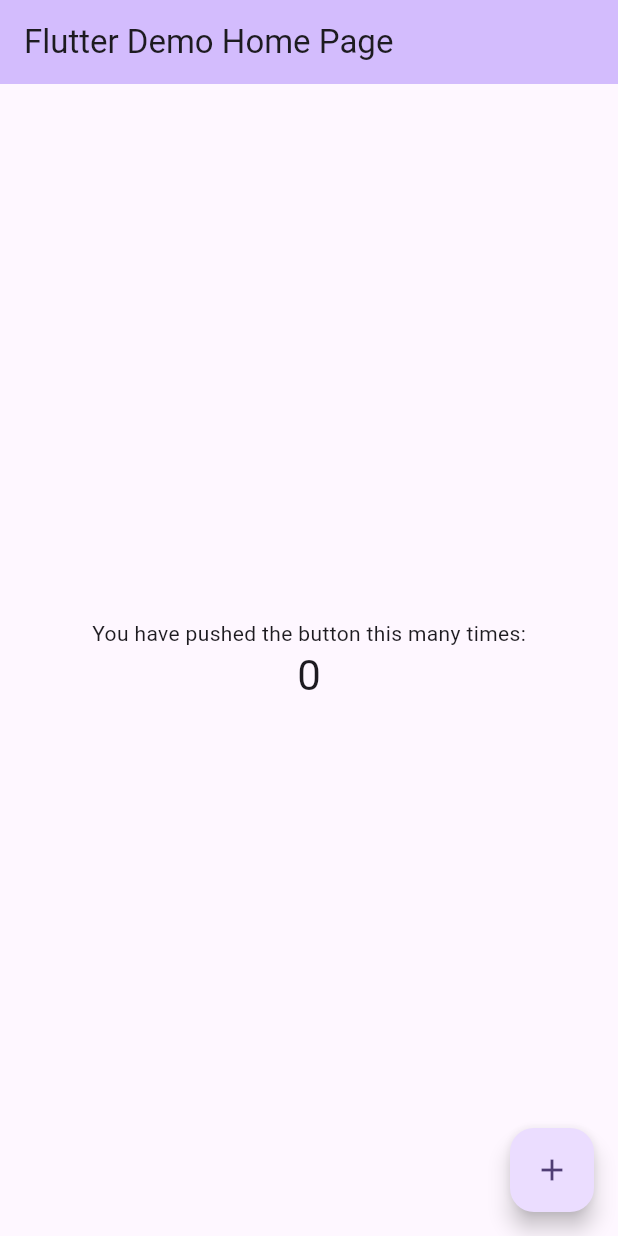
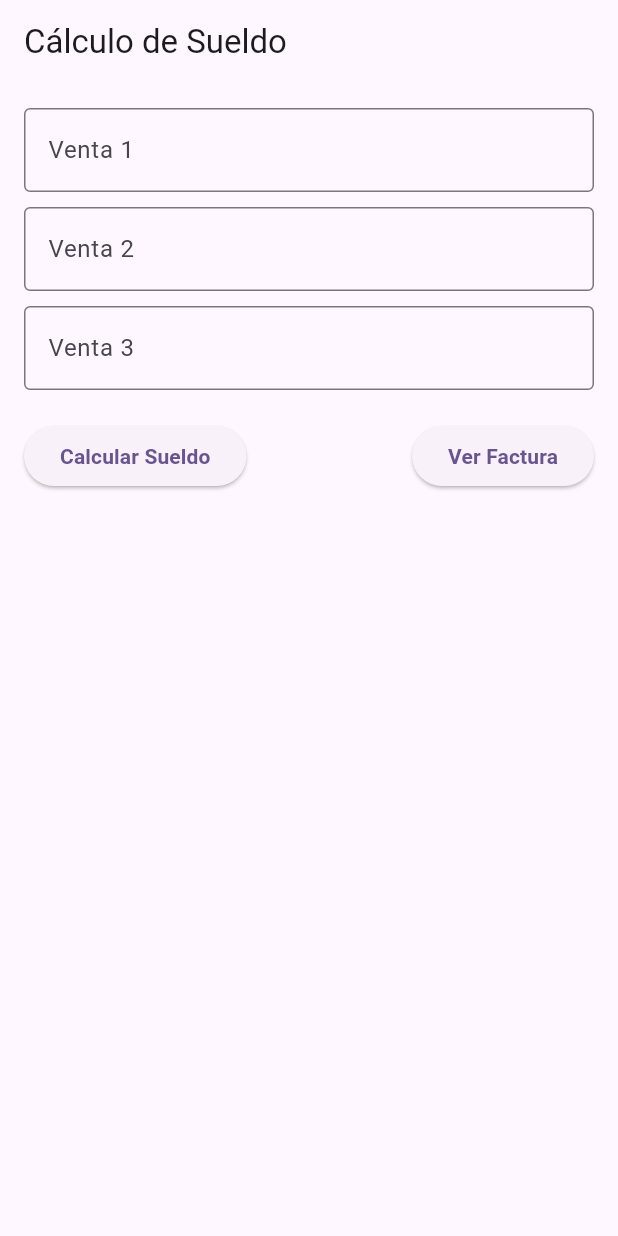
Before and after one commit to IMarcusDev/Laboratorio2_27843_moviles, a Flutter app: the screen it shows after launch, on a phone screen of 412 x 824 dp. Run offline on Flutter 3.47's test engine with Material 3 defaults, Android fonts, the phone set to English and light mode, and no system bars.

Commit message:
Ejercicio 1

```diff
--- a/lib/main.dart
+++ b/lib/main.dart
@@ -1,4 +1,6 @@
 import 'package:flutter/material.dart';
+import 'package:laboratorio2_app/views/ej1_calcular_sueldo.dart';
+import 'package:laboratorio2_app/views/resultado_view.dart';
 
 void main() {
   runApp(const MyApp());
@@ -11,7 +13,7 @@
   @override
   Widget build(BuildContext context) {
     return MaterialApp(
-      title: 'Flutter Demo',
+      title: 'Tarea 2',
       theme: ThemeData(
         // This is the theme of your application.
         //
@@ -30,93 +32,19 @@
         // tested with just a hot reload.
         colorScheme: ColorScheme.fromSeed(seedColor: Colors.deepPurple),
       ),
-      home: const MyHomePage(title: 'Flutter Demo Home Page'),
+      // home: const MyHomePage(title: 'Flutter Demo Home Page'),
+      initialRoute: '/',
+      routes: {
+        // Añadir rutas de otros ejercicios
+        '/': (context) => Ej1CalcularSueldo(),
+        '/ej1/': (context) => Ej1CalcularSueldo(),
+        '/ej1/sueldo': (context) => ResultadoView(),
+        '/ej1/factura': (context) => ResultadoView(),
+        '/ej4_1/': (context) => Ej1CalcularSueldo(),
+        '/ej4_2/': (context) => Ej1CalcularSueldo(),
+        '/ej4_3/': (context) => Ej1CalcularSueldo(),
+        '/ej4_8/': (context) => Ej1CalcularSueldo(),
+      },
     );
   }
 }
-
-class MyHomePage extends StatefulWidget {
-  const MyHomePage({super.key, required this.title});
-
-  // This widget is the home page of your application. It is stateful, meaning
-  // that it has a State object (defined below) that contains fields that affect
-  // how it looks.
-
-  // This class is the configuration for the state. It holds the values (in this
-  // case the title) provided by the parent (in this case the App widget) and
-  // used by the build method of the State. Fields in a Widget subclass are
-  // always marked "final".
-
-  final String title;
-
-  @override
-  State<MyHomePage> createState() => _MyHomePageState();
-}
-
-class _MyHomePageState extends State<MyHomePage> {
-  int _counter = 0;
-
-  void _incrementCounter() {
-    setState(() {
-      // This call to setState tells the Flutter framework that something has
-      // changed in this State, which causes it to rerun the build method below
-      // so that the display can reflect the updated values. If we changed
-      // _counter without calling setState(), then the build method would not be
-      // called again, and so nothing would appear to happen.
-      _counter++;
-    });
-  }
-
-  @override
-  Widget build(BuildContext context) {
-    // This method is rerun every time setState is called, for instance as done
-    // by the _incrementCounter method above.
-    //
-    // The Flutter framework has been optimized to make rerunning build methods
-    // fast, so that you can just rebuild anything that needs updating rather
-    // than having to individually change instances of widgets.
-    return Scaffold(
-      appBar: AppBar(
-        // TRY THIS: Try changing the color here to a specific color (to
-        // Colors.amber, perhaps?) and trigger a hot reload to see the AppBar
-        // change color while the other colors stay the same.
-        backgroundColor: Theme.of(context).colorScheme.inversePrimary,
-        // Here we take the value from the MyHomePage object that was created by
-        // the App.build method, and use it to set our appbar title.
-        title: Text(widget.title),
-      ),
-      body: Center(
-        // Center is a layout widget. It takes a single child and positions it
-        // in the middle of the parent.
-        child: Column(
-          // Column is also a layout widget. It takes a list of children and
-          // arranges them vertically. By default, it sizes itself to fit its
-          // children horizontally, and tries to be as tall as its parent.
-          //
-          // Column has various properties to control how it sizes itself and
-          // how it positions its children. Here we use mainAxisAlignment to
-          // center the children vertically; the main axis here is the vertical
-          // axis because Columns are vertical (the cross axis would be
-          // horizontal).
-          //
-          // TRY THIS: Invoke "debug painting" (choose the "Toggle Debug Paint"
-          // action in the IDE, or press "p" in the console), to see the
-          // wireframe for each widget.
-          mainAxisAlignment: MainAxisAlignment.center,
-          children: <Widget>[
-            const Text('You have pushed the button this many times:'),
-            Text(
-              '$_counter',
-              style: Theme.of(context).textTheme.headlineMedium,
-            ),
-          ],
-        ),
-      ),
-      floatingActionButton: FloatingActionButton(
-        onPressed: _incrementCounter,
-        tooltip: 'Increment',
-        child: const Icon(Icons.add),
-      ), // This trailing comma makes auto-formatting nicer for build methods.
-    );
-  }
-}
--- /dev/null
+++ b/lib/model/vendedor_model.dart
@@ -0,0 +1,24 @@
+final double IVA = 0.15;
+
+class VendedorModel {
+  final double venta1;
+  final double venta2;
+  final double venta3;
+
+  VendedorModel(this.venta1, this.venta2, this.venta3);
+
+  double calcularSueldo() {
+    double totalVentas = venta1 + venta2 + venta3;
+
+    // Sumar IVA
+    totalVentas *= (1 + IVA);
+
+    // Descuento
+    double descuento = 0.20;
+    totalVentas *= totalVentas > 2000 ? (1 - descuento) : 1;  // Si es mayor de 2000, aplicar descuento de 20%
+
+    double sueldoBase = 36500;
+    double comision = totalVentas * 0.12;
+    return sueldoBase + comision;
+  }
+}
--- /dev/null
+++ b/lib/views/ej1_calcular_sueldo.dart
@@ -0,0 +1,61 @@
+import 'package:flutter/material.dart';
+import '../controller/vendedor_controller.dart';
+import '../widgets/input_venta.dart';
+import '../widgets/process_btn.dart';
+
+class Ej1CalcularSueldo extends StatefulWidget {
+  @override
+  State<Ej1CalcularSueldo> createState() => _Ej1CalcularSueldoState();
+}
+
+class _Ej1CalcularSueldoState extends State<Ej1CalcularSueldo> {
+  final controller = VendedorController();
+  final venta1Ctrl = TextEditingController();
+  final venta2Ctrl = TextEditingController();
+  final venta3Ctrl = TextEditingController();
+
+  void _calcularSueldo() {
+    final resultado = controller.calcularSueldo(
+      venta1Ctrl.text,
+      venta2Ctrl.text,
+      venta3Ctrl.text,
+    );
+    Navigator.pushNamed(context, '/ej1/sueldo', arguments: resultado);
+  }
+
+  void _verFactura() {
+    final resultado = controller.getListaProductos(
+      venta1Ctrl.text,
+      venta2Ctrl.text,
+      venta3Ctrl.text,
+    );
+    Navigator.pushNamed(context, '/ej1/factura', arguments: resultado);
+  }
+
+  @override
+  Widget build(BuildContext context) {
+    return Scaffold(
+      appBar: AppBar(title: const Text("Cálculo de Sueldo")),
+      body: Padding(
+        padding: const EdgeInsets.all(16.0),
+        child: Column(
+          children: [
+            InputVenta(controller: venta1Ctrl, label: "Venta 1"),
+            const SizedBox(height: 10),
+            InputVenta(controller: venta2Ctrl, label: "Venta 2"),
+            const SizedBox(height: 10),
+            InputVenta(controller: venta3Ctrl, label: "Venta 3"),
+            const SizedBox(height: 20),
+            Row(
+              mainAxisAlignment: MainAxisAlignment.spaceBetween,
+              children: [
+                ProcessBtn(text: 'Calcular Sueldo', onPressed: _calcularSueldo),
+                ProcessBtn(text: 'Ver Factura', onPressed: _verFactura),
+              ],
+            ),
+          ],
+        ),
+      ),
+    );
+  }
+}
--- /dev/null
+++ b/lib/widgets/input_venta.dart
@@ -0,0 +1,20 @@
+import 'package:flutter/material.dart';
+
+class InputVenta extends StatelessWidget {
+  final TextEditingController controller;
+  final String label;
+
+  const InputVenta({required this.controller, required this.label});
+
+  @override
+  Widget build(BuildContext context) {
+    return TextField(
+      controller: controller,
+      decoration: InputDecoration(
+        labelText: label,
+        border: OutlineInputBorder(),
+      ),
+      keyboardType: TextInputType.number,
+    );
+  }
+}
--- /dev/null
+++ b/lib/widgets/process_btn.dart
@@ -0,0 +1,16 @@
+import 'package:flutter/material.dart';
+
+class ProcessBtn extends StatelessWidget {
+  final VoidCallback onPressed;
+  final String text;
+
+  const ProcessBtn({super.key, required this.onPressed, required this.text});
+
+  @override
+  Widget build(BuildContext context) {
+    return ElevatedButton(
+      onPressed: onPressed,
+      child: Text(text, style: TextStyle(fontWeight: FontWeight.bold, fontSize: 14),),
+    );
+  }
+}
```
Also changed, not shown: lib/controller/vendedor_controller.dart (added, +38 -0 lines), lib/views/resultado_view.dart (added, +22 -0 lines).
